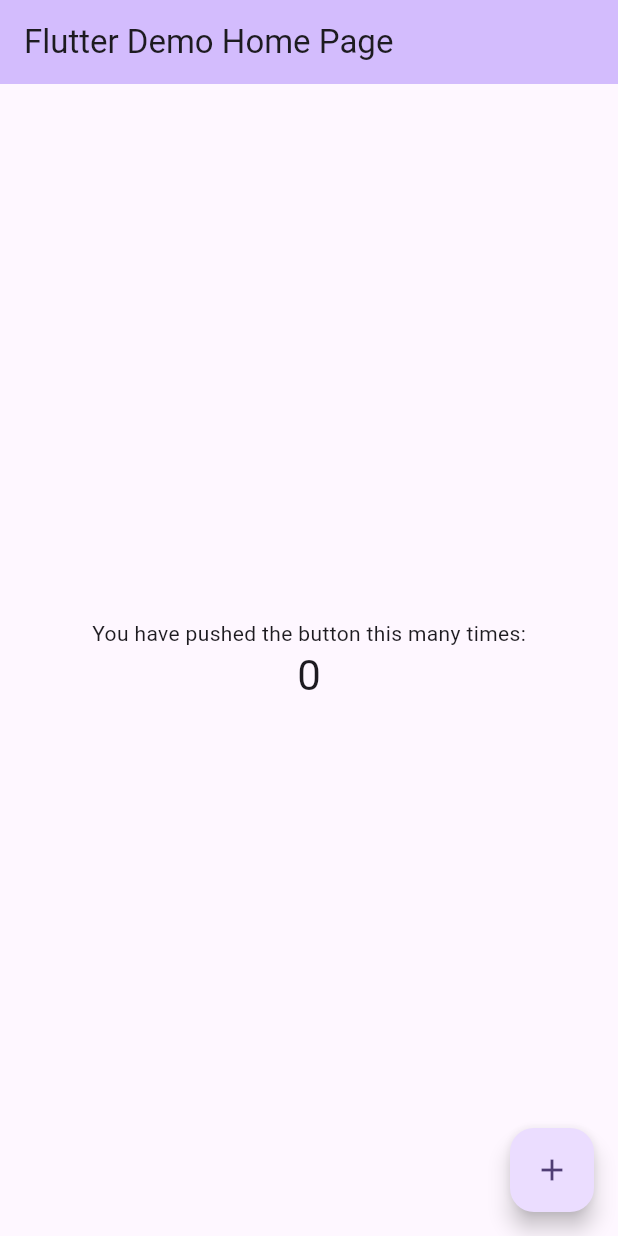
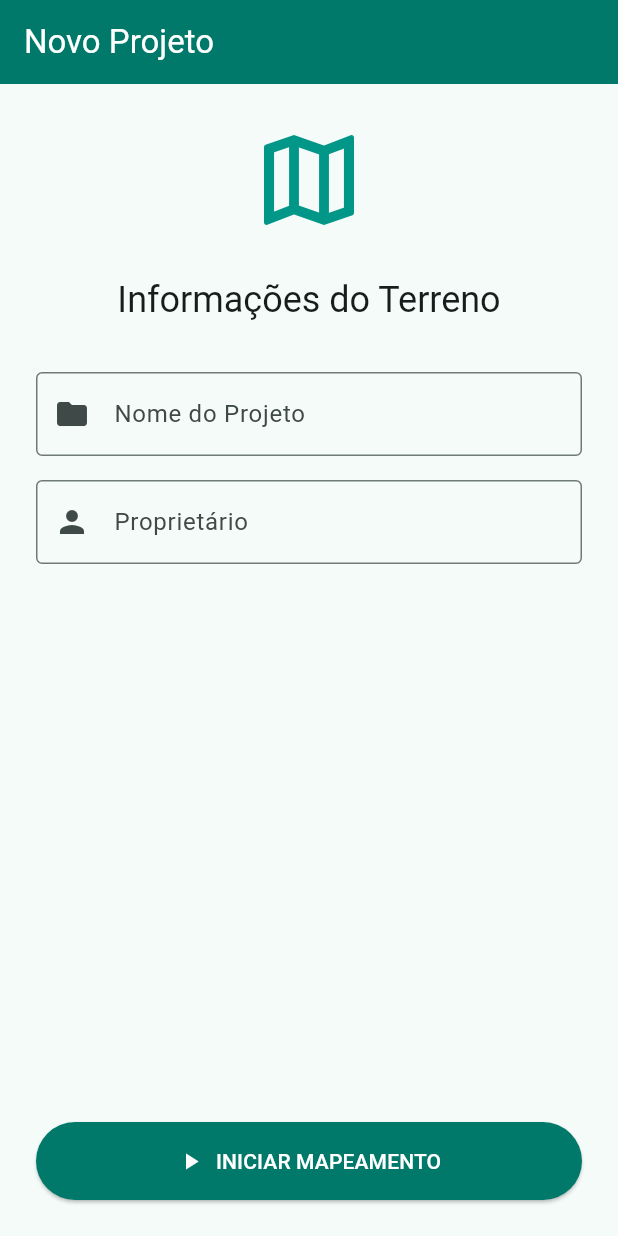
Before and after one commit to EmerSormany/fastmap_mobile, a Flutter app: the screen it shows after launch, on a phone screen of 412 x 824 dp. Run offline on Flutter 3.47's test engine with Material 3 defaults, Android fonts, the phone set to English and light mode, and no system bars.

Commit message:
feat: arquitetura inicial, navegação das páginas

```diff
--- /dev/null
+++ b/lib/features/form/formulario_terreno_screen.dart
@@ -0,0 +1,89 @@
+import 'package:flutter/material.dart';
+// Importamos a tela 2 para poder navegar até ela
+import '../map/coleta_mapa_screen.dart';
+
+class FormularioTerrenoScreen extends StatefulWidget {
+  const FormularioTerrenoScreen({super.key});
+
+  @override
+  State<FormularioTerrenoScreen> createState() => _FormularioTerrenoScreenState();
+}
+
+class _FormularioTerrenoScreenState extends State<FormularioTerrenoScreen> {
+  final _formKey = GlobalKey<FormState>();
+  String nomeProjeto = '';
+  String proprietario = '';
+
+  @override
+  Widget build(BuildContext context) {
+    return Scaffold(
+      appBar: AppBar(
+        title: const Text('Novo Projeto', style: TextStyle(color: Colors.white)),
+        backgroundColor: Theme.of(context).colorScheme.primary,
+      ),
+      body: Padding(
+        padding: const EdgeInsets.all(24.0),
+        child: Form(
+          key: _formKey,
+          child: Column(
+            crossAxisAlignment: CrossAxisAlignment.stretch,
+            children: [
+              const Icon(Icons.map_outlined, size: 80, color: Colors.teal),
+              const SizedBox(height: 24),
+              Text(
+                'Informações do Terreno',
+                style: Theme.of(context).textTheme.headlineSmall,
+                textAlign: TextAlign.center,
+              ),
+              const SizedBox(height: 32),
+              TextFormField(
+                decoration: const InputDecoration(
+                  labelText: 'Nome do Projeto',
+                  border: OutlineInputBorder(),
+                  prefixIcon: Icon(Icons.folder),
+                ),
+                validator: (value) => value!.isEmpty ? 'Campo obrigatório' : null,
+                onSaved: (value) => nomeProjeto = value!,
+              ),
+              const SizedBox(height: 16),
+              TextFormField(
+                decoration: const InputDecoration(
+                  labelText: 'Proprietário',
+                  border: OutlineInputBorder(),
+                  prefixIcon: Icon(Icons.person),
+                ),
+                validator: (value) => value!.isEmpty ? 'Campo obrigatório' : null,
+                onSaved: (value) => proprietario = value!,
+              ),
+              const Spacer(),
+              ElevatedButton.icon(
+                icon: const Icon(Icons.play_arrow),
+                label: const Text('INICIAR MAPEAMENTO'),
+                style: ElevatedButton.styleFrom(
+                  padding: const EdgeInsets.symmetric(vertical: 16),
+                  backgroundColor: Theme.of(context).colorScheme.primary,
+                  foregroundColor: Colors.white,
+                ),
+                onPressed: () {
+                  if (_formKey.currentState!.validate()) {
+                    _formKey.currentState!.save();
+
+                    // LÓGICA DE NAVEGAÇÃO: Vai para a Tela 2 e envia o 'nomeProjeto'
+                    Navigator.push(
+                      context,
+                      MaterialPageRoute(
+                        builder: (context) => ColetaMapaScreen(
+                          nomeProjeto: nomeProjeto,
+                        ),
+                      ),
+                    );
+                  }
+                },
+              ),
+            ],
+          ),
+        ),
+      ),
+    );
+  }
+}
--- a/lib/main.dart
+++ b/lib/main.dart
@@ -1,122 +1,28 @@
 import 'package:flutter/material.dart';
+import 'features/form/formulario_terreno_screen.dart';
 
 void main() {
-  runApp(const MyApp());
+  runApp(const FastMapApp());
 }
 
-class MyApp extends StatelessWidget {
-  const MyApp({super.key});
+class FastMapApp extends StatelessWidget {
+  const FastMapApp({super.key});
 
-  // This widget is the root of your application.
   @override
   Widget build(BuildContext context) {
     return MaterialApp(
-      title: 'Flutter Demo',
+      title: 'FastMap Mobile',
+      debugShowCheckedModeBanner: false,
       theme: ThemeData(
-        // This is the theme of your application.
-        //
-        // TRY THIS: Try running your application with "flutter run". You'll see
-        // the application has a purple toolbar. Then, without quitting the app,
-        // try changing the seedColor in the colorScheme below to Colors.green
-        // and then invoke "hot reload" (save your changes or press the "hot
-        // reload" button in a Flutter-supported IDE, or press "r" if you used
-        // the command line to start the app).
-        //
-        // Notice that the counter didn't reset back to zero; the application
-        // state is not lost during the reload. To reset the state, use hot
-        // restart instead.
-        //
-        // This works for code too, not just values: Most code changes can be
-        // tested with just a hot reload.
-        colorScheme: .fromSeed(seedColor: Colors.deepPurple),
+        colorScheme: ColorScheme.fromSeed(
+          seedColor: Colors.teal,
+          primary: Colors.teal.shade700,
+          secondary: Colors.orange.shade600,
+        ),
+        useMaterial3: true,
       ),
-      home: const MyHomePage(title: 'Flutter Demo Home Page'),
+      // A primeira tela que o app vai abrir
+      home: const FormularioTerrenoScreen(),
     );
   }
 }
-
-class MyHomePage extends StatefulWidget {
-  const MyHomePage({super.key, required this.title});
-
-  // This widget is the home page of your application. It is stateful, meaning
-  // that it has a State object (defined below) that contains fields that affect
-  // how it looks.
-
-  // This class is the configuration for the state. It holds the values (in this
-  // case the title) provided by the parent (in this case the App widget) and
-  // used by the build method of the State. Fields in a Widget subclass are
-  // always marked "final".
-
-  final String title;
-
-  @override
-  State<MyHomePage> createState() => _MyHomePageState();
-}
-
-class _MyHomePageState extends State<MyHomePage> {
-  int _counter = 0;
-
-  void _incrementCounter() {
-    setState(() {
-      // This call to setState tells the Flutter framework that something has
-      // changed in this State, which causes it to rerun the build method below
-      // so that the display can reflect the updated values. If we changed
-      // _counter without calling setState(), then the build method would not be
-      // called again, and so nothing would appear to happen.
-      _counter++;
-    });
-  }
-
-  @override
-  Widget build(BuildContext context) {
-    // This method is rerun every time setState is called, for instance as done
-    // by the _incrementCounter method above.
-    //
-    // The Flutter framework has been optimized to make rerunning build methods
-    // fast, so that you can just rebuild anything that needs updating rather
-    // than having to individually change instances of widgets.
-    return Scaffold(
-      appBar: AppBar(
-        // TRY THIS: Try changing the color here to a specific color (to
-        // Colors.amber, perhaps?) and trigger a hot reload to see the AppBar
-        // change color while the other colors stay the same.
-        backgroundColor: Theme.of(context).colorScheme.inversePrimary,
-        // Here we take the value from the MyHomePage object that was created by
-        // the App.build method, and use it to set our appbar title.
-        title: Text(widget.title),
-      ),
-      body: Center(
-        // Center is a layout widget. It takes a single child and positions it
-        // in the middle of the parent.
-        child: Column(
-          // Column is also a layout widget. It takes a list of children and
-          // arranges them vertically. By default, it sizes itself to fit its
-          // children horizontally, and tries to be as tall as its parent.
-          //
-          // Column has various properties to control how it sizes itself and
-          // how it positions its children. Here we use mainAxisAlignment to
-          // center the children vertically; the main axis here is the vertical
-          // axis because Columns are vertical (the cross axis would be
-          // horizontal).
-          //
-          // TRY THIS: Invoke "debug painting" (choose the "Toggle Debug Paint"
-          // action in the IDE, or press "p" in the console), to see the
-          // wireframe for each widget.
-          mainAxisAlignment: .center,
-          children: [
-            const Text('You have pushed the button this many times:'),
-            Text(
-              '$_counter',
-              style: Theme.of(context).textTheme.headlineMedium,
-            ),
-          ],
-        ),
-      ),
-      floatingActionButton: FloatingActionButton(
-        onPressed: _incrementCounter,
-        tooltip: 'Increment',
-        child: const Icon(Icons.add),
-      ),
-    );
-  }
-}
```
Also changed, not shown: lib/core/widgets/grid_painter.dart (added, +64 -0 lines), lib/features/map/coleta_mapa_screen.dart (added, +99 -0 lines), lib/features/polygon/poligono_view_screen.dart (added, +73 -0 lines), lib/features/report/detalhes_screen.dart (added, +100 -0 lines), 1 other file.
